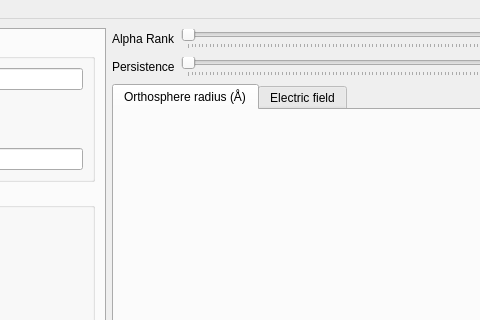
This is mainwindowNew.ui in kamakshidasan/molecular-paths as Qt 5 draws it before an edit; both pictures show x 223 to 703 and y 0 to 320 of the 900 by 800 pixel window. The edited form follows.
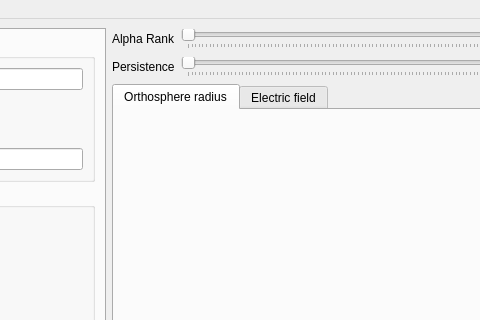
This is the edited form. Custom widgets are drawn as their Qt base class.

The edit to the form file:
```diff
--- a/mainwindowNew.ui
+++ b/mainwindowNew.ui
@@ -778,7 +778,7 @@
            </size>
           </property>
           <attribute name="title">
-           <string>Orthosphere radius (Å)</string>
+           <string>Orthosphere radius</string>
           </attribute>
          </widget>
          <widget class="QCustomPlot" name="elecFieldGraph">
```
